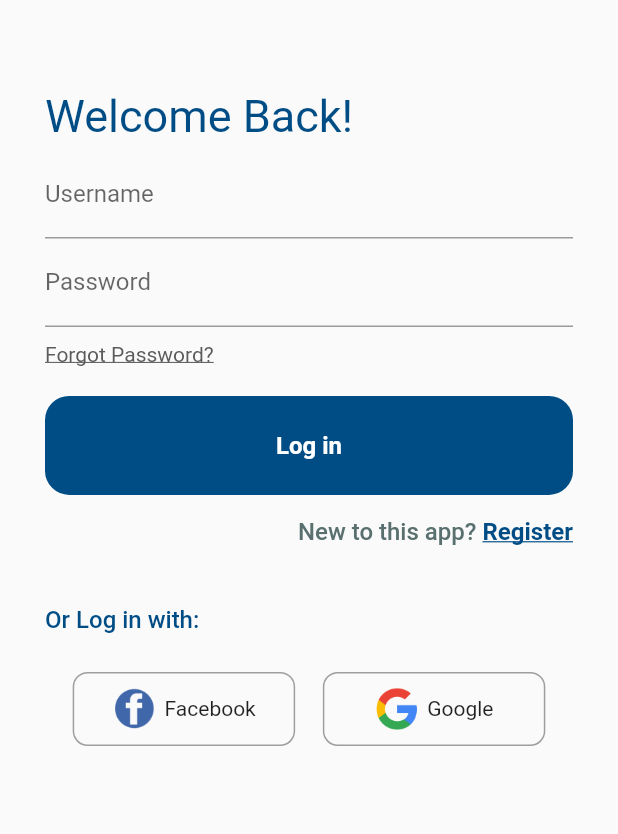
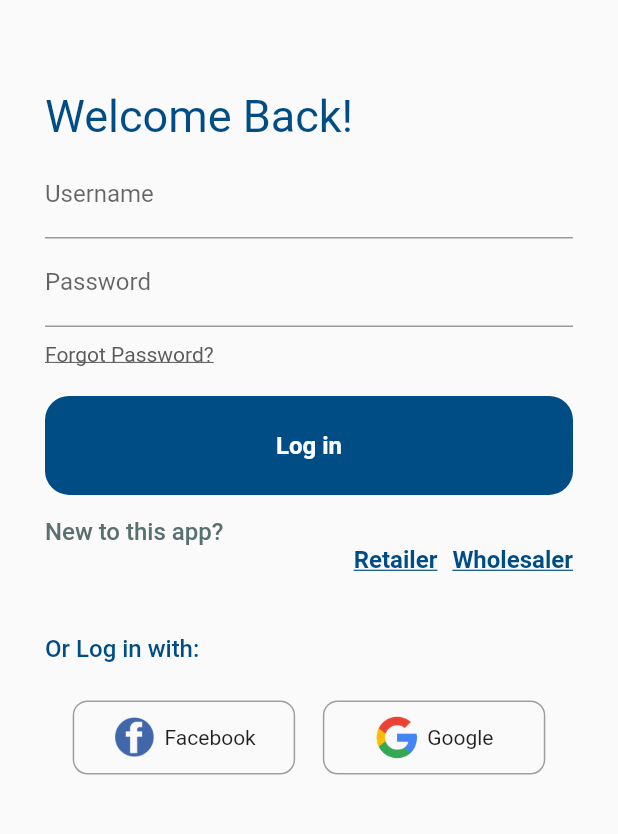
Before and after one commit to SumanBudhathoki/E-Commerce-Mobile-Application-, a Flutter app: the screen it shows after launch, on a phone screen of 412 x 824 dp, the part 210-1044 px from its top. Run offline on Flutter 3.47's test engine with Material 2 defaults, Android fonts, the phone set to English and light mode, and no system bars; our stand-ins replace dio, image_picker, localstorage; Roboto replaces fonts that are missing (Poppins); project files that could hold a hidden picture were left out.

Commit message:
UI for multiple user login and register improved

```diff
--- a/flutter_frontend/flutter_application/lib/screens/login.dart
+++ b/flutter_frontend/flutter_application/lib/screens/login.dart
@@ -144,8 +144,31 @@ class _LoginScreenState extends State<LoginScreen> {
                 const SizedBox(
                   height: 15,
                 ),
+                Text(
+                  'New to this app? ',
+                  style: subTitle,
+                ),
                 Row(mainAxisAlignment: MainAxisAlignment.end, children: [
-                  Text('New to this app? ', style: subTitle),
+                  InkWell(
+                    onTap: () {
+                      Navigator.push(
+                        context,
+                        MaterialPageRoute(
+                          builder: (context) => const RegisterScreenRetailer(),
+                        ),
+                      );
+                    },
+                    child: Text(
+                      'Retailer',
+                      style: textButton.copyWith(
+                        decoration: TextDecoration.underline,
+                        decorationThickness: 1,
+                      ),
+                    ),
+                  ),
+                  const SizedBox(
+                    width: 10,
+                  ),
                   InkWell(
                     onTap: () {
                       Navigator.push(
@@ -156,7 +179,7 @@ class _LoginScreenState extends State<LoginScreen> {
                       );
                     },
                     child: Text(
-                      'Register',
+                      'Wholesaler',
                       style: textButton.copyWith(
                         decoration: TextDecoration.underline,
                         decorationThickness: 1,
```
Also changed, not shown: django_backend/project/media/products/img2_AQndxM8.jpg (added), django_backend/project/media/products/img3_SHDOdyq.jpg (added), 5 other files.
